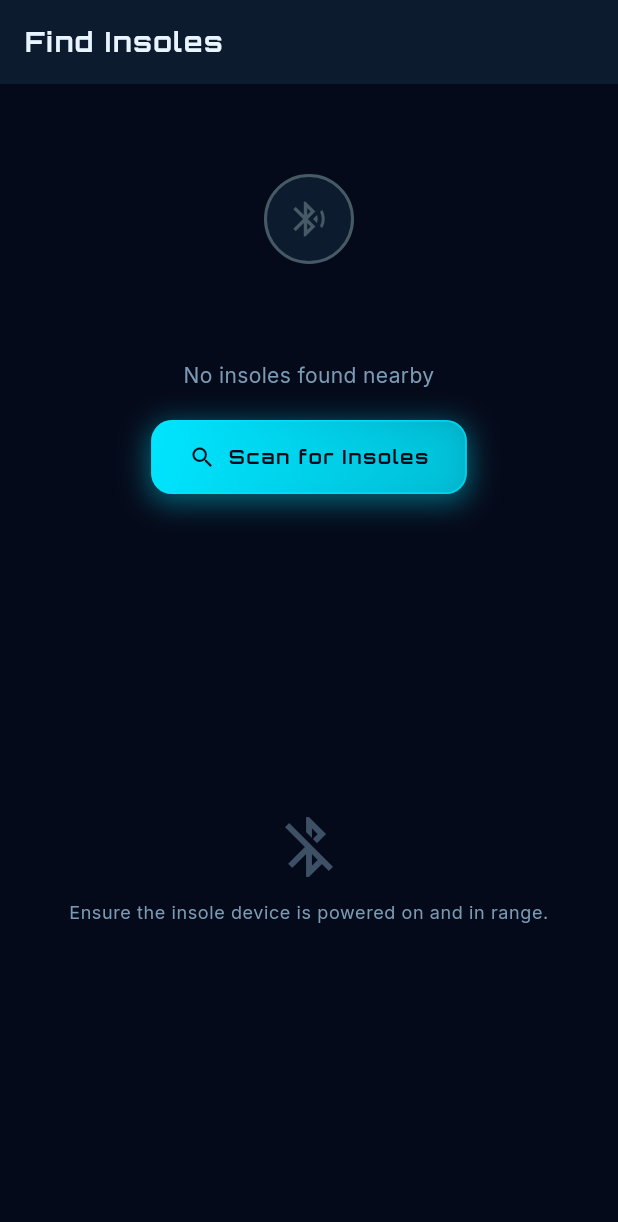
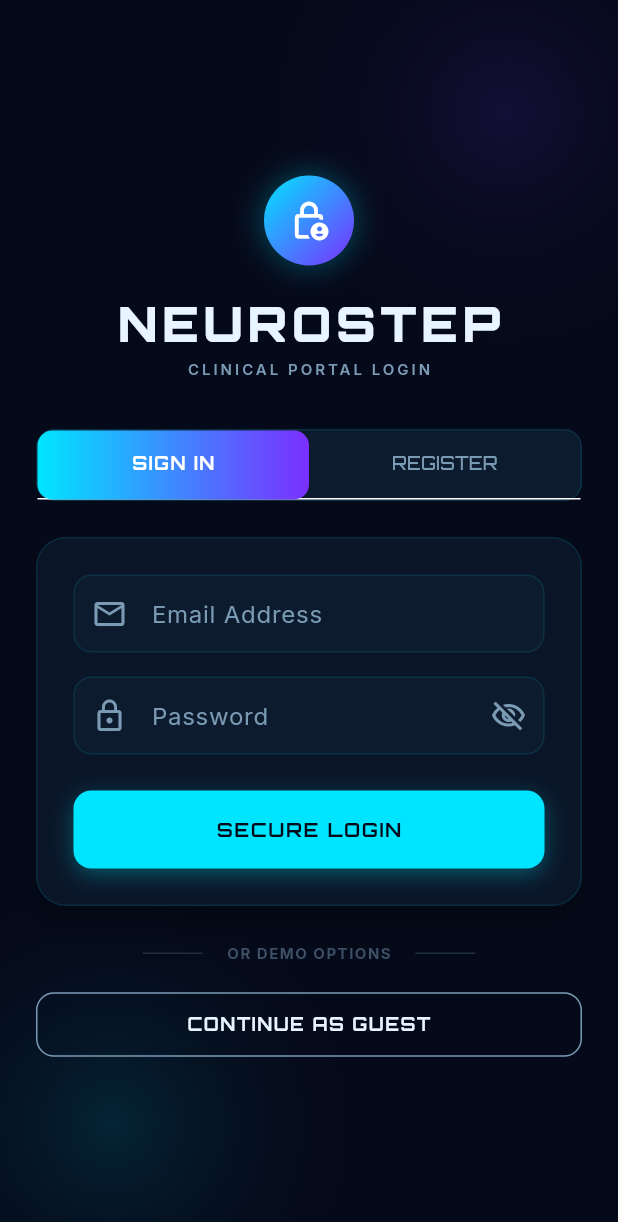
Before and after one commit to mayankeinstein1879/Parkinson-App, a Flutter app: the screen it shows after launch, on a phone screen of 412 x 824 dp. Shown: the top 1222 px of the screen. Run offline on Flutter 3.47's test engine with Material 3 defaults, Android fonts, the phone set to English and light mode, and no system bars; drawn by our look-alikes of flutter_animate; our stand-ins replace fl_chart, flutter_blue_plus, google_fonts, logger, permission_handler, shared_preferences; statements that could not run were skipped.

Commit message:
feat: add secure dark-mode Login/Register entry screen
- Redirected SplashScreen to /auth route
- Added AuthScreen with clean tab toggle (Sign In / Register)
- Styled input fields and primary gradient buttons using AppColors
- Added 'Continue as Guest' demo bypass to Scan screen

```diff
--- a/lib/app.dart
+++ b/lib/app.dart
@@ -1,5 +1,6 @@
 import 'package:flutter/material.dart';
 import 'package:parkinson_insole_app/screens/splash_screen.dart';
+import 'package:parkinson_insole_app/screens/auth_screen.dart';
 import 'package:parkinson_insole_app/screens/ble_scan_screen.dart';
 import 'package:parkinson_insole_app/screens/device_connection_screen.dart';
 import 'package:parkinson_insole_app/screens/dashboard_screen.dart';
@@ -28,6 +29,8 @@ class ParkinsonInsoleApp extends StatelessWidget {
         switch (settings.name) {
           case '/':
             page = const SplashScreen();
+          case '/auth':
+            page = const AuthScreen();
           case '/scan':
             page = const BleScanScreen();
           case '/connect':
--- /dev/null
+++ b/lib/screens/auth_screen.dart
@@ -0,0 +1,436 @@
+import 'package:flutter/material.dart';
+import 'package:flutter_animate/flutter_animate.dart';
+import 'package:google_fonts/google_fonts.dart';
+import 'package:parkinson_insole_app/constants/app_colors.dart';
+import 'package:parkinson_insole_app/constants/app_strings.dart';
+
+/// Screen for User Authentication (Login / Register).
+class AuthScreen extends StatefulWidget {
+  const AuthScreen({super.key});
+
+  @override
+  State<AuthScreen> createState() => _AuthScreenState();
+}
+
+class _AuthScreenState extends State<AuthScreen> with SingleTickerProviderStateMixin {
+  late TabController _tabController;
+  final _formKey = GlobalKey<FormState>();
+
+  // Controllers
+  final _nameController = TextEditingController();
+  final _emailController = TextEditingController();
+  final _passwordController = TextEditingController();
+  final _confirmPasswordController = TextEditingController();
+
+  bool _obscurePassword = true;
+  bool _isLoading = false;
+
+  @override
+  void initState() {
+    super.initState();
+    _tabController = TabController(length: 2, vsync: this);
+    _tabController.addListener(() {
+      // Clear forms and errors when switching tabs
+      if (_tabController.indexIsChanging) {
+        _formKey.currentState?.reset();
+        _nameController.clear();
+        _emailController.clear();
+        _passwordController.clear();
+        _confirmPasswordController.clear();
+        setState(() {});
+      }
+    });
+  }
+
+  @override
+  void dispose() {
+    _tabController.dispose();
+    _nameController.dispose();
+    _emailController.dispose();
+    _passwordController.dispose();
+    _confirmPasswordController.dispose();
+    super.dispose();
+  }
+
+  Future<void> _handleSubmit() async {
+    if (!_formKey.currentState!.validate()) return;
+
+    setState(() => _isLoading = true);
+
+    // Mock API authentication delay
+    await Future.delayed(const Duration(milliseconds: 1500));
+
+    if (mounted) {
+      setState(() => _isLoading = false);
+      // Navigate to BLE scanning screen
+      Navigator.pushReplacementNamed(context, '/scan');
+    }
+  }
+
+  void _handleGuestSignIn() {
+    // Directly bypass to BLE Scan
+    Navigator.pushReplacementNamed(context, '/scan');
+  }
+
+  @override
+  Widget build(BuildContext context) {
+    final theme = Theme.of(context);
+    final isLoginTab = _tabController.index == 0;
+
+    return Scaffold(
+      backgroundColor: AppColors.background,
+      body: Stack(
+        children: [
+          // ── Animated Background Glows ─────────────────────────────────────
+          Positioned(
+            top: -100,
+            right: -100,
+            child: Container(
+              width: 350,
+              height: 350,
+              decoration: BoxDecoration(
+                shape: BoxShape.circle,
+                gradient: RadialGradient(
+                  colors: [
+                    AppColors.secondaryPurple.withOpacity(0.12),
+                    Colors.transparent,
+                  ],
+                ),
+              ),
+            ),
+          ),
+          Positioned(
+            bottom: -100,
+            left: -100,
+            child: Container(
+              width: 350,
+              height: 350,
+              decoration: BoxDecoration(
+                shape: BoxShape.circle,
+                gradient: RadialGradient(
+                  colors: [
+                    AppColors.primaryCyan.withOpacity(0.12),
+                    Colors.transparent,
+                  ],
+                ),
+              ),
+            ),
+          ),
+
+          // ── Scrollable Auth Form ──────────────────────────────────────────
+          SafeArea(
+            child: Center(
+              child: SingleChildScrollView(
+                padding: const EdgeInsets.symmetric(horizontal: 24.0, vertical: 16.0),
+                child: Column(
+                  mainAxisAlignment: MainAxisAlignment.center,
+                  crossAxisAlignment: CrossAxisAlignment.stretch,
+                  children: [
+                    // Header logo + Title
+                    Column(
+                      children: [
+                        // Inner circle with medical icon and glow
+                        Container(
+                          width: 60,
+                          height: 60,
+                          decoration: BoxDecoration(
+                            shape: BoxShape.circle,
+                            gradient: const LinearGradient(
+                              colors: [AppColors.primaryCyan, AppColors.secondaryPurple],
+                              begin: Alignment.topLeft,
+                              end: Alignment.bottomRight,
+                            ),
+                            boxShadow: [
+                              BoxShadow(
+                                color: AppColors.glowCyan,
+                                blurRadius: 15,
+                                spreadRadius: 2,
+                              ),
+                            ],
+                          ),
+                          child: const Icon(
+                            Icons.lock_person_outlined,
+                            color: Colors.white,
+                            size: 28,
+                          ),
+                        ).animate().scale(duration: 500.ms, curve: Curves.backOut),
+                        const SizedBox(height: 16),
+                        Text(
+                          AppStrings.appName.toUpperCase(),
+                          style: GoogleFonts.orbitron(
+                            color: AppColors.textPrimary,
+                            fontSize: 32,
+                            fontWeight: FontWeight.w900,
+                            letterSpacing: 3,
+                          ),
+                        ),
+                        Text(
+                          'CLINICAL PORTAL LOGIN',
+                          style: theme.textTheme.labelSmall?.copyWith(
+                            color: AppColors.textSecondary,
+                            letterSpacing: 2,
+                            fontWeight: FontWeight.w600,
+                          ),
+                        ),
+                      ],
+                    ),
+                    const SizedBox(height: 32),
+
+                    // Custom glassmorphic tab selector
+                    Container(
+                      height: 48,
+                      decoration: BoxDecoration(
+                        color: AppColors.surface,
+                        borderRadius: BorderRadius.circular(12),
+                        border: Border.all(color: AppColors.cardBorder),
+                      ),
+                      child: TabBar(
+                        controller: _tabController,
+                        indicator: BoxDecoration(
+                          borderRadius: BorderRadius.circular(10),
+                          gradient: const LinearGradient(
+                            colors: [AppColors.primaryCyan, AppColors.secondaryPurple],
+                          ),
+                        ),
+                        indicatorSize: TabBarIndicatorSize.tab,
+                        labelColor: Colors.white,
+                        unselectedLabelColor: AppColors.textSecondary,
+                        labelStyle: GoogleFonts.orbitron(
+                          fontSize: 12,
+                          fontWeight: FontWeight.w700,
+                          letterSpacing: 1.0,
+                        ),
+                        unselectedLabelStyle: GoogleFonts.orbitron(
+                          fontSize: 12,
+                          fontWeight: FontWeight.w500,
+                        ),
+                        tabs: const [
+                          Tab(text: 'SIGN IN'),
+                          Tab(text: 'REGISTER'),
+                        ],
+                      ),
+                    ),
+                    const SizedBox(height: 24),
+
+                    // Auth Form Card
+                    Container(
+                      padding: const EdgeInsets.all(24),
+                      decoration: BoxDecoration(
+                        color: AppColors.cardBackground,
+                        borderRadius: BorderRadius.circular(20),
+                        border: Border.all(color: AppColors.cardBorder),
+                        boxShadow: [
+                          BoxShadow(
+                            color: Colors.black.withOpacity(0.3),
+                            blurRadius: 20,
+                            offset: const Offset(0, 10),
+                          ),
+                        ],
+                      ),
+                      child: Form(
+                        key: _formKey,
+                        child: Column(
+                          crossAxisAlignment: CrossAxisAlignment.stretch,
+                          children: [
+                            // Sign Up only field: Name
+                            if (!isLoginTab) ...[
+                              TextFormField(
+                                controller: _nameController,
+                                style: const TextStyle(color: AppColors.textPrimary),
+                                decoration: const InputDecoration(
+                                  labelText: 'Full Name',
+                                  prefixIcon: Icon(Icons.person_outline, color: AppColors.textSecondary),
+                                  hintText: 'John Doe',
+                                ),
+                                validator: (val) {
+                                  if (val == null || val.trim().isEmpty) {
+                                    return 'Please enter your name';
+                                  }
+                                  return null;
+                                },
+                              ),
+                              const SizedBox(height: 16),
+                            ],
+
+                            // Email Address
+                            TextFormField(
+                              controller: _emailController,
+                              keyboardType: TextInputType.emailAddress,
+                              style: const TextStyle(color: AppColors.textPrimary),
+                              decoration: const InputDecoration(
+                                labelText: 'Email Address',
+                                prefixIcon: Icon(Icons.email_outlined, color: AppColors.textSecondary),
+                                hintText: 'doctor@hospital.com',
+                              ),
+                              validator: (val) {
+                                if (val == null || val.trim().isEmpty) {
+                                  return 'Please enter your email';
+                                }
+                                final emailRegex = RegExp(r'^[\w-\.]+@([\w-]+\.)+[\w-]{2,4}$');
+                                if (!emailRegex.hasMatch(val.trim())) {
+                                  return 'Please enter a valid email';
+                                }
+                                return null;
+                              },
+                            ),
+                            const SizedBox(height: 16),
+
+                            // Password
+                            TextFormField(
+                              controller: _passwordController,
+                              obscureText: _obscurePassword,
+                              style: const TextStyle(color: AppColors.textPrimary),
+                              decoration: InputDecoration(
+                                labelText: 'Password',
+                                prefixIcon: const Icon(Icons.lock_outline, color: AppColors.textSecondary),
+                                suffixIcon: IconButton(
+                                  icon: Icon(
+                                    _obscurePassword ? Icons.visibility_off_outlined : Icons.visibility_outlined,
+                                    color: AppColors.textSecondary,
+                                  ),
+                                  onPressed: () {
+                                    setState(() => _obscurePassword = !_obscurePassword);
+                                  },
+                                ),
+                                hintText: '••••••••',
+                              ),
+                              validator: (val) {
+                                if (val == null || val.isEmpty) {
+                                  return 'Please enter your password';
+                                }
+                                if (val.length < 6) {
+                                  return 'Password must be at least 6 characters';
+                                }
+                                return null;
+                              },
+                            ),
+                            const SizedBox(height: 16),
+
+                            // Sign Up only field: Confirm Password
+                            if (!isLoginTab) ...[
+                              TextFormField(
+                                controller: _confirmPasswordController,
+                                obscureText: _obscurePassword,
+                                style: const TextStyle(color: AppColors.textPrimary),
+                                decoration: const InputDecoration(
+                                  labelText: 'Confirm Password',
+                                  prefixIcon: Icon(Icons.lock_reset_outlined, color: AppColors.textSecondary),
+                                  hintText: '••••••••',
+                                ),
+                                validator: (val) {
+                                  if (val == null || val.isEmpty) {
+                                    return 'Please confirm your password';
+                                  }
+                                  if (val != _passwordController.text) {
+                                    return 'Passwords do not match';
+                                  }
+                                  return null;
+                                },
+                              ),
+                              const SizedBox(height: 16),
+                            ],
+
+                            const SizedBox(height: 8),
+
+                            // Submit Button
+                            Container(
+                              height: 52,
+                              decoration: BoxDecoration(
+                                borderRadius: BorderRadius.circular(12),
+                                boxShadow: [
+                                  BoxShadow(
+                                    color: isLoginTab
+                                        ? AppColors.primaryCyan.withOpacity(0.3)
+                                        : AppColors.secondaryPurple.withOpacity(0.3),
+                                    blurRadius: 12,
+                                    offset: const Offset(0, 4),
+                                  ),
+                                ],
+                              ),
+                              child: ElevatedButton(
+                                style: ElevatedButton.styleFrom(
+                                  backgroundColor: isLoginTab ? AppColors.primaryCyan : AppColors.secondaryPurple,
+                                  foregroundColor: isLoginTab ? AppColors.background : Colors.white,
+                                  shape: RoundedRectangleBorder(
+                                    borderRadius: BorderRadius.circular(12),
+                                  ),
+                                ),
+                                onPressed: _isLoading ? null : _handleSubmit,
+                                child: _isLoading
+                                    ? SizedBox(
+                                        width: 24,
+                                        height: 24,
+                                        child: CircularProgressIndicator(
+                                          strokeWidth: 2.5,
+                                          valueColor: AlwaysStoppedAnimation<Color>(
+                                            isLoginTab ? AppColors.background : Colors.white,
+                                          ),
+                                        ),
+                                      )
+                                    : Text(
+                                        isLoginTab ? 'SECURE LOGIN' : 'CREATE ACCOUNT',
+                                      ),
+                              ),
+                            ),
+                          ],
+                        ),
+                      ),
+                    ),
+                    const SizedBox(height: 24),
+
+                    // Bypass Options
+                    Row(
+                      mainAxisAlignment: MainAxisAlignment.center,
+                      children: [
+                        Container(
+                          height: 1,
+                          width: 40,
+                          color: AppColors.textDisabled.withOpacity(0.5),
+                        ),
+                        Padding(
+                          padding: const EdgeInsets.symmetric(horizontal: 16.0),
+                          child: Text(
+                            'OR DEMO OPTIONS',
+                            style: theme.textTheme.labelSmall?.copyWith(
+                              color: AppColors.textDisabled,
+                              fontWeight: FontWeight.bold,
+                              letterSpacing: 1.0,
+                            ),
+                          ),
+                        ),
+                        Container(
+                          height: 1,
+                          width: 40,
+                          color: AppColors.textDisabled.withOpacity(0.5),
+                        ),
+                      ],
+                    ),
+                    const SizedBox(height: 16),
+
+                    OutlinedButton(
+                      onPressed: _isLoading ? null : _handleGuestSignIn,
+                      style: OutlinedButton.styleFrom(
+                        side: const BorderSide(color: AppColors.textSecondary, width: 1.0),
+                        foregroundColor: AppColors.textPrimary,
+                        padding: const EdgeInsets.symmetric(vertical: 14),
+                      ),
+                      child: Text(
+                        'CONTINUE AS GUEST',
+                        style: GoogleFonts.orbitron(
+                          fontSize: 12,
+                          fontWeight: FontWeight.w700,
+                          letterSpacing: 1.0,
+                          color: AppColors.textPrimary,
+                        ),
+                      ),
+                    ),
+                  ],
+                ),
+              ),
+            ),
+          ),
+        ],
+      ),
+    );
+  }
+}
--- a/lib/screens/splash_screen.dart
+++ b/lib/screens/splash_screen.dart
@@ -51,7 +51,7 @@ class _SplashScreenState extends State<SplashScreen>
     }
 
     if (mounted) {
-      Navigator.pushReplacementNamed(context, '/scan');
+      Navigator.pushReplacementNamed(context, '/auth');
     }
   }
 
```
